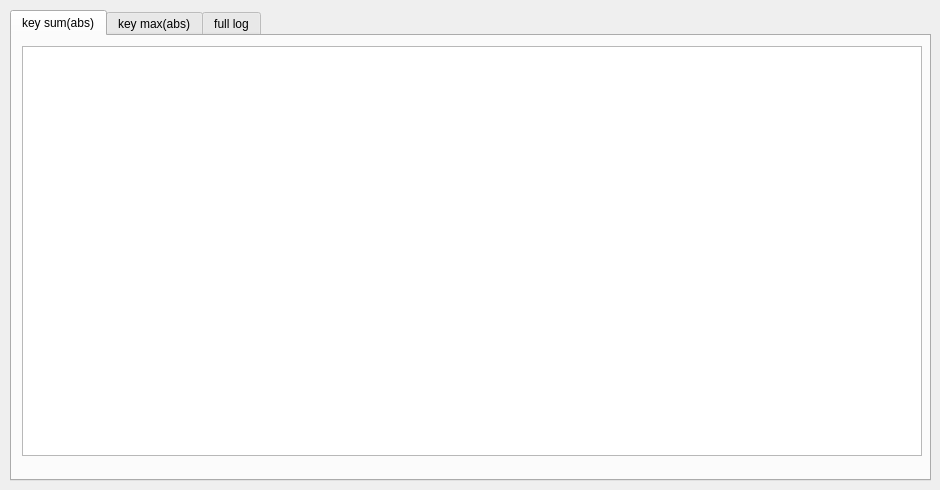
Before: the Qt Designer form attacklog.ui in FdLSifu/qscat, drawn with Qt 5.
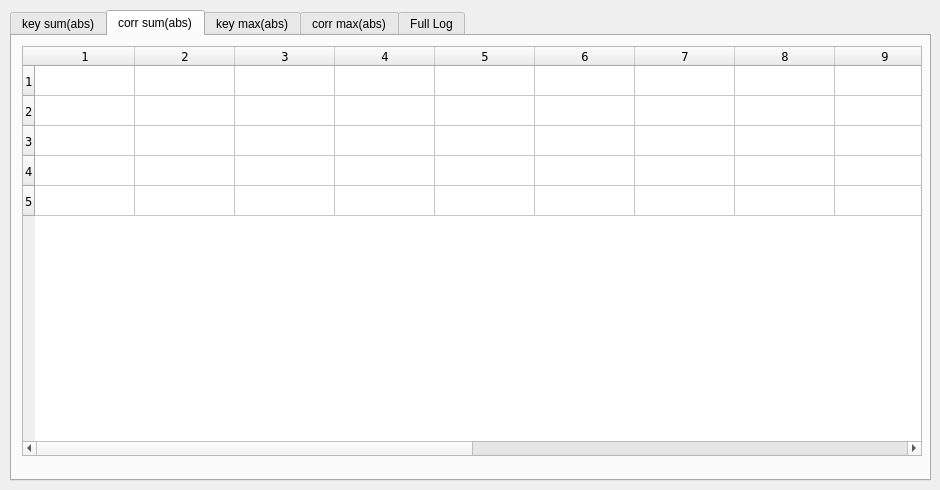
After: the same form once the commit is applied. The open tabs and pages were chosen to show the change.

```diff
--- a/attacklog.ui
+++ b/attacklog.ui
@@ -44,6 +44,13 @@
        <height>410</height>
       </rect>
      </property>
+     <property name="font">
+      <font>
+       <family>DejaVu Sans Mono</family>
+       <weight>50</weight>
+       <bold>false</bold>
+      </font>
+     </property>
      <property name="columnCount">
       <number>1</number>
      </property>
@@ -56,6 +63,53 @@
      <column/>
     </widget>
    </widget>
+   <widget class="QWidget" name="tab">
+    <attribute name="title">
+     <string>corr sum(abs)</string>
+    </attribute>
+    <widget class="QTableWidget" name="list_corrsum">
+     <property name="geometry">
+      <rect>
+       <x>10</x>
+       <y>10</y>
+       <width>900</width>
+       <height>410</height>
+      </rect>
+     </property>
+     <property name="font">
+      <font>
+       <family>DejaVu Sans Mono</family>
+      </font>
+     </property>
+     <property name="rowCount">
+      <number>5</number>
+     </property>
+     <property name="columnCount">
+      <number>16</number>
+     </property>
+     <row/>
+     <row/>
+     <row/>
+     <row/>
+     <row/>
+     <column/>
+     <column/>
+     <column/>
+     <column/>
+     <column/>
+     <column/>
+     <column/>
+     <column/>
+     <column/>
+     <column/>
+     <column/>
+     <column/>
+     <column/>
+     <column/>
+     <column/>
+     <column/>
+    </widget>
+   </widget>
    <widget class="QWidget" name="tab_5">
     <attribute name="title">
      <string>key max(abs)</string>
@@ -81,9 +135,56 @@
      <column/>
     </widget>
    </widget>
+   <widget class="QWidget" name="tab_2">
+    <attribute name="title">
+     <string>corr max(abs)</string>
+    </attribute>
+    <widget class="QTableWidget" name="list_corrmax">
+     <property name="geometry">
+      <rect>
+       <x>10</x>
+       <y>10</y>
+       <width>900</width>
+       <height>410</height>
+      </rect>
+     </property>
+     <property name="font">
+      <font>
+       <family>DejaVu Sans Mono</family>
+      </font>
+     </property>
+     <property name="rowCount">
+      <number>5</number>
+     </property>
+     <property name="columnCount">
+      <number>16</number>
+     </property>
+     <row/>
+     <row/>
+     <row/>
+     <row/>
+     <row/>
+     <column/>
+     <column/>
+     <column/>
+     <column/>
+     <column/>
+     <column/>
+     <column/>
+     <column/>
+     <column/>
+     <column/>
+     <column/>
+     <column/>
+     <column/>
+     <column/>
+     <column/>
+     <column/>
+    </widget>
+   </widget>
    <widget class="QWidget" name="tab_6">
     <attribute name="title">
-     <string>full log</string>
+     <string>Full Log</string>
     </attribute>
     <widget class="QPlainTextEdit" name="daredevil_log">
      <property name="geometry">
```
Left out of the diff: 9 changed lines with no effect on the pictures.
